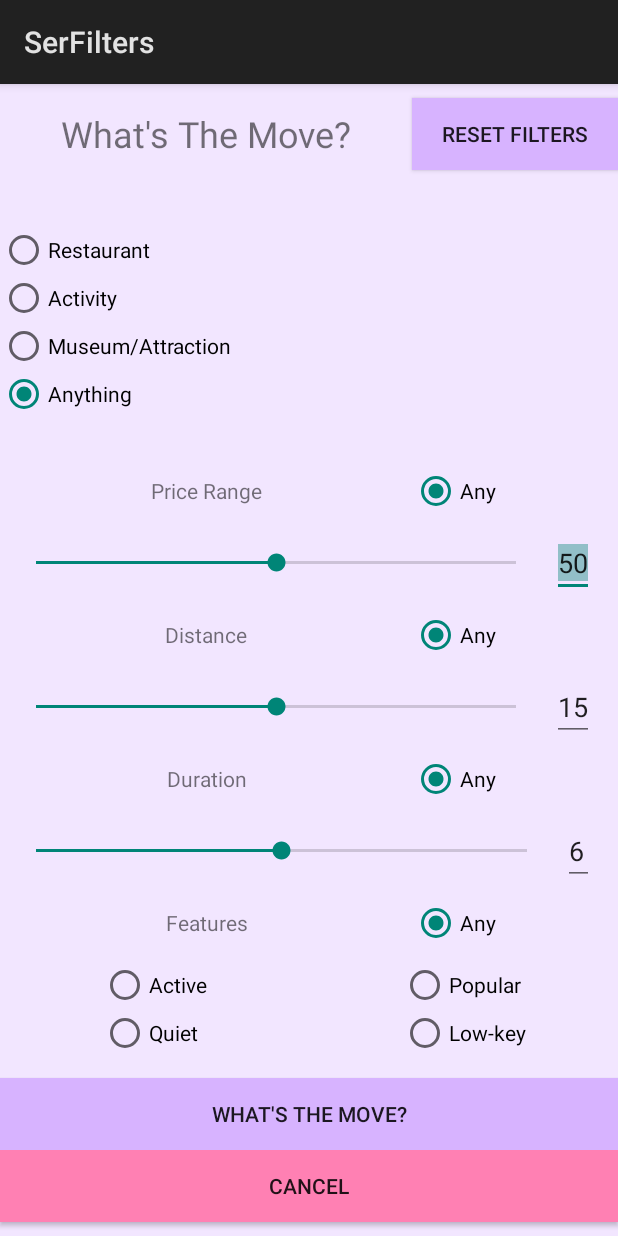
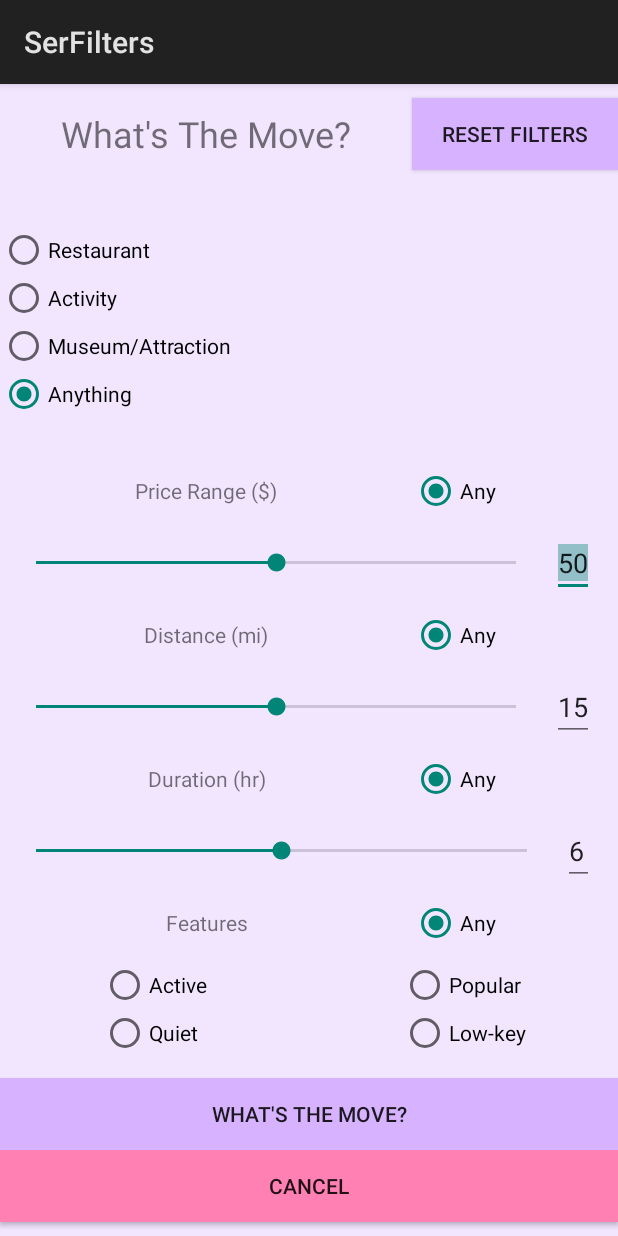
Before and after one commit to viyer5/WhatsTheMove, an Android app: the SetFiltersActivity screen opened directly, with no data from a screen before it, after a tap on "RESET FILTERS", on a phone screen of 412 x 824 dp. Run offline under Robolectric (Android 15) with nearby library versions, the phone set to English and light mode, and no system bars.

Commit message:
Fix reset behavior and add units to filter screen

```diff
--- a/app/src/main/java/edu/illinois/cs465/waterwedoing/whatsthemove/SetFiltersActivity.java
+++ b/app/src/main/java/edu/illinois/cs465/waterwedoing/whatsthemove/SetFiltersActivity.java
@@ -74,6 +74,7 @@ public class SetFiltersActivity extends Activity implements View.OnClickListener
     @Override
     public void onClick(View v) {
         if(v.getId() == R.id.cancelButton){
+            // TODO: this should just go back instead of to the landing page
             Intent intent = new Intent(this, MainActivity.class);
             startActivity(intent);
         }
@@ -82,8 +83,14 @@ public class SetFiltersActivity extends Activity implements View.OnClickListener
             startActivity(intent);
         }
         if(v.getId() == R.id.resetFilter){
-            Intent intent = new Intent(this, SetFiltersActivity.class);
-            startActivity(intent);
+            anyTypeRadioButton.setChecked(true);
+            pRangeAnyButton.setChecked(true);
+            priceRange.setProgress(50);
+            distanceRangeAnyButton.setChecked(true);
+            distance.setProgress(15);
+            durationRangeAnyButton.setChecked(true);
+            duration.setProgress(6);
+            anyFeatureRadioButton.setChecked(true);
         }
     }
 
--- a/app/src/main/res/layout/activity_set_filters.xml
+++ b/app/src/main/res/layout/activity_set_filters.xml
@@ -87,7 +87,7 @@
                 android:layout_height="wrap_content"
                 android:layout_weight="1"
                 android:gravity="center"
-                android:text="Price Range" />
+                android:text="Price Range ($)" />
 
             <RadioButton
                 android:id="@+id/RadioButtonPriceRange"
@@ -150,7 +150,7 @@
                 android:layout_width="match_parent"
                 android:layout_height="wrap_content"
                 android:layout_weight="1"
-                android:text="Distance"
+                android:text="Distance (mi)"
                 android:gravity="center" />
 
             <RadioButton
@@ -214,7 +214,7 @@
                 android:layout_width="match_parent"
                 android:layout_height="wrap_content"
                 android:layout_weight="1"
-                android:text="Duration"
+                android:text="Duration (hr)"
                 android:gravity="center" />
 
             <RadioButton
--- a/app/src/main/res/values/strings.xml
+++ b/app/src/main/res/values/strings.xml
@@ -15,4 +15,7 @@
             I am placeholder text. I am placeholder text. I am placeholder text.
             I am placeholder text. I am placeholder text. I am placeholder text.
             I am placeholder text. I am placeholder text. I am placeholder text. </string>
+
+    <!-- TODO: Remove or change this placeholder text -->
+    <string name="hello_blank_fragment">Hello blank fragment</string>
 </resources>
```
Also changed, not shown: app/src/main/java/edu/illinois/cs465/waterwedoing/whatsthemove/CardFront.java (added, +132 -0 lines), app/src/main/res/layout/fragment_card_front.xml (added, +28 -0 lines).
